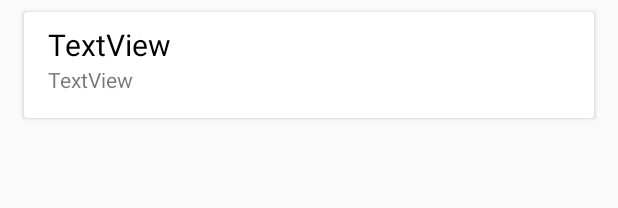
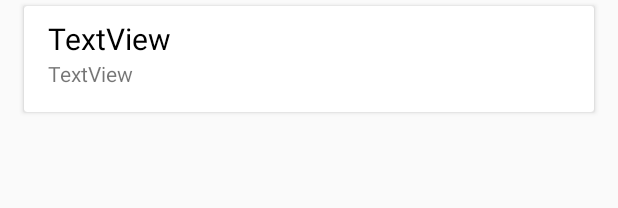
Before and after one commit to tochanenko/AndroidPlaygroundApp, an Android app: the layout main_menu_list_item.xml on its own in the app's theme, with its tools: preview values and no code run, on a phone screen of 412 x 824 dp. Shown: the top 208 px of the screen. Run offline under Robolectric (Android 15) with nearby library versions, the phone set to English and light mode, and no system bars.

Commit message:
A quick fix for better CardView

```diff
--- a/playground/app/build.gradle
+++ b/playground/app/build.gradle
@@ -11,7 +11,7 @@ android {
         minSdkVersion 21
         targetSdkVersion 28
         versionCode 1
-        versionName "0.1.1"
+        versionName "0.1.2"
         testInstrumentationRunner "android.support.test.runner.AndroidJUnitRunner"
     }
     buildTypes {
--- a/playground/app/src/main/res/layout/main_menu_list_item.xml
+++ b/playground/app/src/main/res/layout/main_menu_list_item.xml
@@ -10,8 +10,8 @@
         android:layout_height="wrap_content"
         android:layout_marginEnd="16dp"
         android:layout_marginStart="16dp"
-        android:layout_marginTop="8dp"
-        android:layout_marginBottom="8dp"
+        android:layout_marginTop="4dp"
+        android:layout_marginBottom="4dp"
         app:cardElevation="2dp">
 
             <android.support.constraint.ConstraintLayout
```
